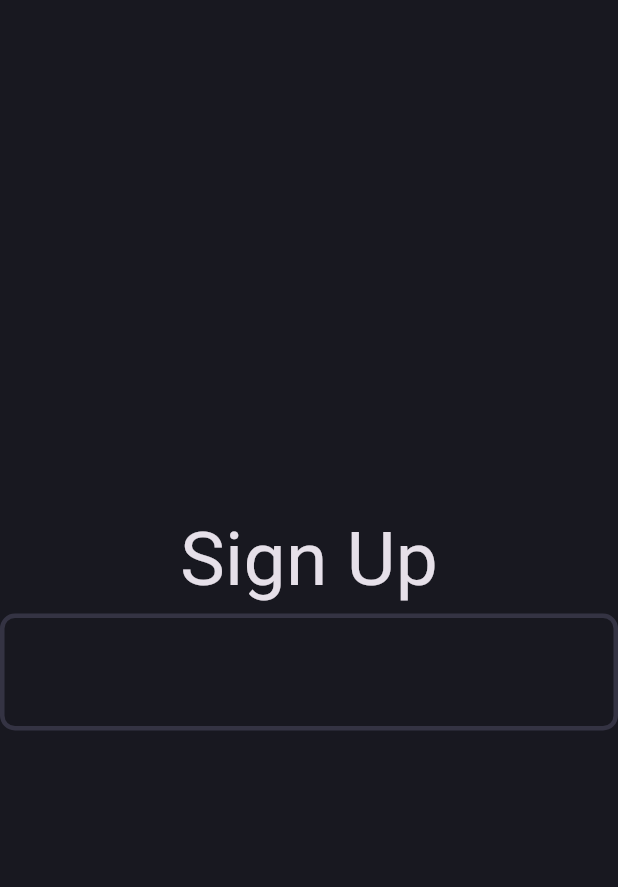
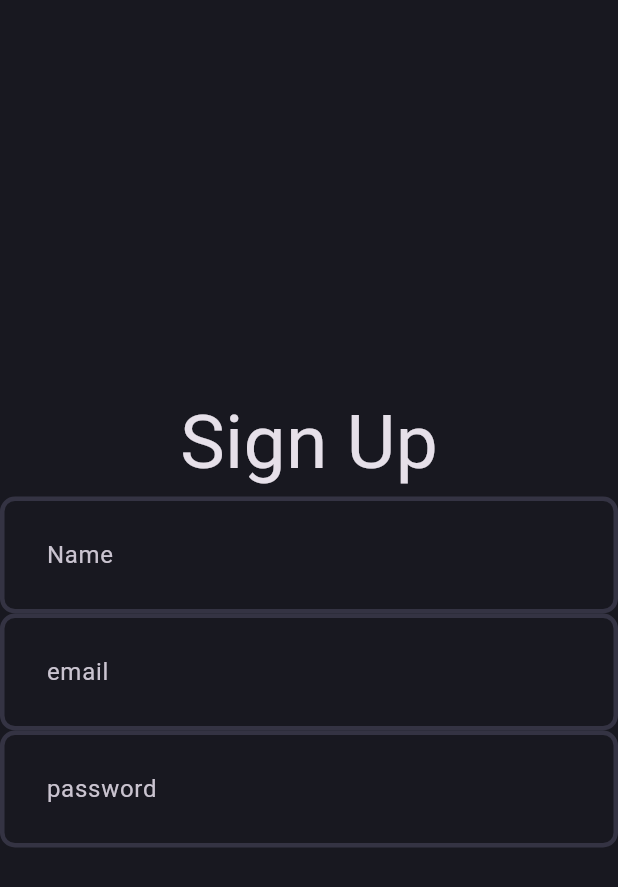
Before and after one commit to ejas-1926/blog_application, a Flutter app: the screen it shows after launch, on a phone screen of 412 x 824 dp. Shown: the top 887 px of the screen. Run offline on Flutter 3.47's test engine with Material 3 defaults, Android fonts, the phone set to English and light mode, and no system bars; our stand-ins replace flutter_bloc, fpdart, get_it, supabase_flutter; accounts and stored records are empty.

```diff
--- a/lib/core/error/failure.dart
+++ b/lib/core/error/failure.dart
@@ -1,9 +1,9 @@
 //when a failure happens we do need to send not only just the string like what error
 //we need to send more parameters like error code why this happenned the stack trace etc
 //for that we can create a class instead of direct string message
-class Failure{
+class Failure {
   String errormessage;
-  Failure([this.errormessage="Unknown error"]);
+  Failure([this.errormessage = "Unknown error"]);
 }//                    ^
 //                     |
 //some times we need to send some value
--- a/lib/core/themes/app_theme.dart
+++ b/lib/core/themes/app_theme.dart
@@ -2,25 +2,22 @@ import 'package:blog_application/core/themes/app_pallete.dart';
 import 'package:flutter/material.dart';
 
 class AppTheme {
-  static _border([Color color = AppPallete.borderColor]) => OutlineInputBorder(
-        borderSide: BorderSide(
-          color: color,
-          width: 3,
-        ),
+  //this is a function that returns the border
+  static OutlineInputBorder _border([Color color = AppPallete.borderColor]) =>
+      OutlineInputBorder(
+        borderSide: BorderSide(color: color, width: 3),
         borderRadius: BorderRadius.circular(10),
       );
 
-
-
+  //darktheme
+  //copy with is used when we have a small change on the existing state
+  //we will copy the existing state and change on that
+  //something like the prototype pattern
   static final darkThemeMode = ThemeData.dark().copyWith(
     scaffoldBackgroundColor: AppPallete.backgroundColor,
-    appBarTheme: const AppBarTheme(
-      backgroundColor: AppPallete.backgroundColor,
-    ),
+    appBarTheme: const AppBarTheme(backgroundColor: AppPallete.backgroundColor),
     chipTheme: const ChipThemeData(
-      color: WidgetStatePropertyAll(
-        AppPallete.backgroundColor,
-      ),
+      color: WidgetStatePropertyAll(AppPallete.backgroundColor),
       side: BorderSide.none,
     ),
     inputDecorationTheme: InputDecorationTheme(
--- a/lib/features/auth/domain/usecases/signupusecase.dart
+++ b/lib/features/auth/domain/usecases/signupusecase.dart
@@ -3,22 +3,24 @@ import 'package:blog_application/core/usecase/interfaces/usecase.dart';
 import 'package:blog_application/features/auth/domain/auth_repository.dart';
 import 'package:fpdart/fpdart.dart';
 
+//use case represents a single functionality
+//lets say say sign up two outcomes are possible either success or failure
+//now on signup some parameters are needed this also we will keep as generic
 
-class Signupusecase implements Usecase<String,UserSignUpParameter> {
-
+class Signupusecase implements Usecase<String, UserSignUpParameter> {
   final IAuthRepository _authRepository;
 
-  Signupusecase({required IAuthRepository authRepository}):_authRepository = authRepository;
-
+  Signupusecase({required IAuthRepository authRepository})
+    : _authRepository = authRepository;
 
   @override
   Future<Either<Failure, String>> call(UserSignUpParameter p) async {
-
-   return await _authRepository.signup(email: p.email,name: p.name,password: p.password);
+    return await _authRepository.signup(
+      email: p.email,
+      name: p.name,
+      password: p.password,
+    );
   }
-
-
-
 }
 
 //Each use case will do something
@@ -26,13 +28,14 @@ class Signupusecase implements Usecase<String,UserSignUpParameter> {
 //it will take some parameter
 //that is why we kept it as generic as this will keep on changing for different use cases
 
+class UserSignUpParameter {
+  final String name;
+  final String email;
+  final String password;
 
-class UserSignUpParameter
-{
-final String name;
-final String email;
-final String password;
-
-UserSignUpParameter({required this.email,required this.name,required this.password});
-
+  UserSignUpParameter({
+    required this.email,
+    required this.name,
+    required this.password,
+  });
 }
--- a/lib/features/auth/presentation/pages/signup_page.dart
+++ b/lib/features/auth/presentation/pages/signup_page.dart
@@ -1,3 +1,4 @@
+import 'package:blog_application/features/auth/presentation/widgets/authtextfield.dart';
 import 'package:flutter/material.dart';
 
 class SignupPage extends StatefulWidget {
@@ -10,6 +11,24 @@ class SignupPage extends StatefulWidget {
 class _SignupPageState extends State<SignupPage> {
   @override
   Widget build(BuildContext context) {
-    return Scaffold(body: SafeArea(child: Column(mainAxisAlignment: MainAxisAlignment.center,children:[Text("Sign Up",style: TextStyle(fontSize: 50)),Form(child: Column(children:[TextField()]))])),);
+    return Scaffold(
+      body: SafeArea(
+        child: Column(
+          mainAxisAlignment: MainAxisAlignment.center,
+          children: [
+            Text("Sign Up", style: TextStyle(fontSize: 50)),
+            Form(
+              child: Column(
+                children: [
+                  Authtextfield(hinttext: "Name"),
+                  Authtextfield(hinttext: "email"),
+                  Authtextfield(hinttext: "password"),
+                ],
+              ),
+            ),
+          ],
+        ),
+      ),
+    );
   }
 }
--- /dev/null
+++ b/lib/features/auth/presentation/widgets/authtextfield.dart
@@ -0,0 +1,12 @@
+import 'package:flutter/material.dart';
+
+class Authtextfield extends StatelessWidget {
+  final String hinttext;
+
+  const Authtextfield({super.key, required this.hinttext});
+
+  @override
+  Widget build(BuildContext context) {
+    return TextFormField(decoration: InputDecoration(hintText: hinttext));
+  }
+}
--- a/pubspec.yaml
+++ b/pubspec.yaml
@@ -37,6 +37,7 @@ dependencies:
   fpdart: ^1.2.0
   flutter_bloc: ^9.1.1
   supabase_flutter: ^2.12.0
+  get_it: ^9.2.0
 
 dev_dependencies:
   flutter_test:
```
Also changed, not shown: lib/features/auth/data/datasource/implementation/supabaseclient.dart (+16 -20 lines), lib/features/auth/presentation/widgets/submitbutton.dart (added, +16 -0 lines), lib/features/auth/presentation/widgets/text_box.dart (deleted, +0 -21 lines), lib/initdependencies.dart (added, +49 -0 lines), lib/main.dart (+14 -8 lines), pubspec.lock.
